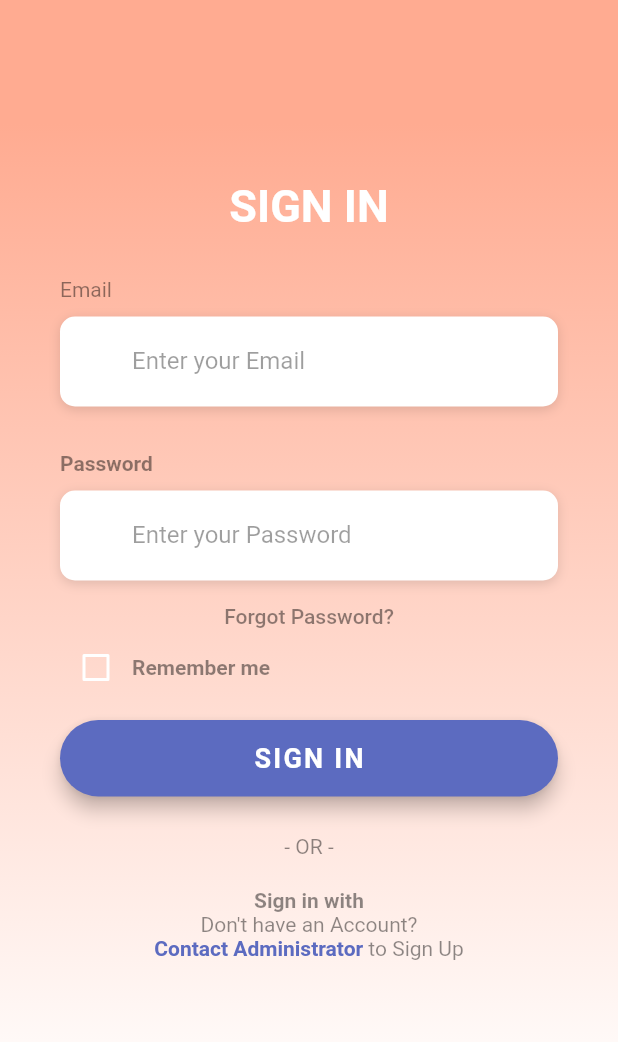
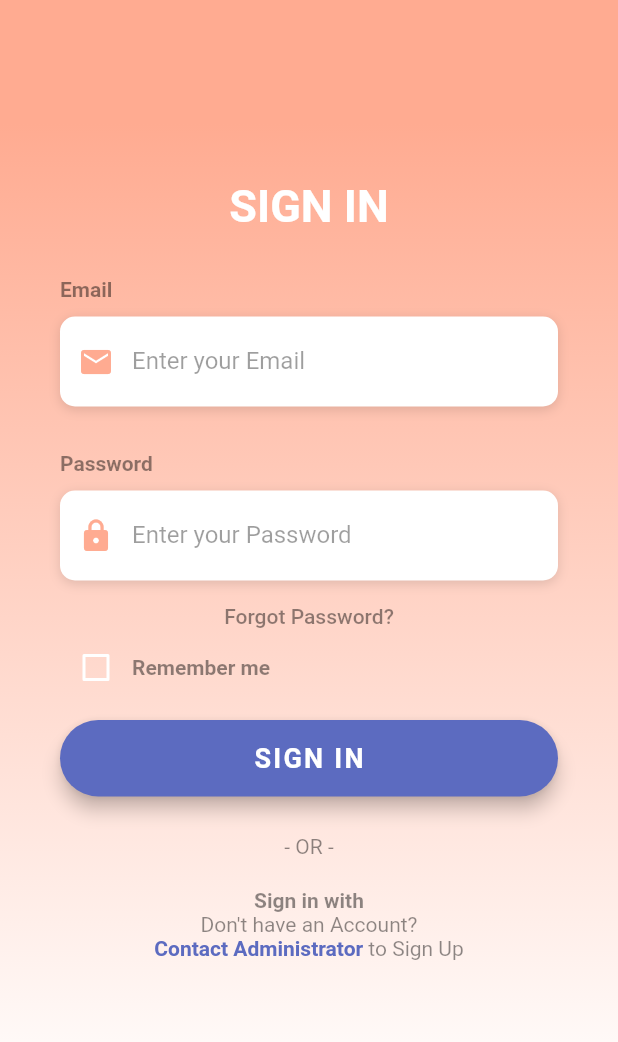
Before and after one commit to dduck123/Delta-53, a Flutter app: the screen it shows after launch, on a phone screen of 412 x 824 dp. Shown: the top 1042 px of the screen. Run offline on Flutter 3.47's test engine with Material 2 defaults, Android fonts, the phone set to English and light mode, and no system bars; Roboto replaces fonts that are missing (OpenSans).

Commit message:
fixed text box color

```diff
--- a/my_app/lib/login_page.dart
+++ b/my_app/lib/login_page.dart
@@ -17,10 +17,7 @@ class _LoginScreenState extends State<LoginScreen> {
       children: <Widget>[
         Text(
           'Email',
-          style: TextStyle(
-            color: Colors.black45,
-            fontFamily: 'OpenSans',
-          ), //kLabelStyle,
+          style: kLabelStyle,
         ),
         SizedBox(height: 10.0),
         Container(
@@ -30,7 +27,7 @@ class _LoginScreenState extends State<LoginScreen> {
           child: TextField(
             keyboardType: TextInputType.emailAddress,
             style: TextStyle(
-              color: Colors.white,
+              color: Colors.black45,
               fontFamily: 'OpenSans',
             ),
             decoration: InputDecoration(
@@ -38,7 +35,7 @@ class _LoginScreenState extends State<LoginScreen> {
               contentPadding: EdgeInsets.only(top: 14.0),
               prefixIcon: Icon(
                 Icons.email,
-                color: Colors.white,
+                color: Colors.deepOrange[200],
               ),
               hintText: 'Enter your Email',
               hintStyle: kHintTextStyle,
@@ -65,7 +62,7 @@ class _LoginScreenState extends State<LoginScreen> {
           child: TextField(
             obscureText: true,
             style: TextStyle(
-              color: Colors.white,
+              color: Colors.black45,
               fontFamily: 'OpenSans',
             ),
             decoration: InputDecoration(
@@ -73,7 +70,7 @@ class _LoginScreenState extends State<LoginScreen> {
               contentPadding: EdgeInsets.only(top: 14.0),
               prefixIcon: Icon(
                 Icons.lock,
-                color: Colors.white,
+                color: Colors.deepOrange[200],
               ),
               hintText: 'Enter your Password',
               hintStyle: kHintTextStyle,
```
